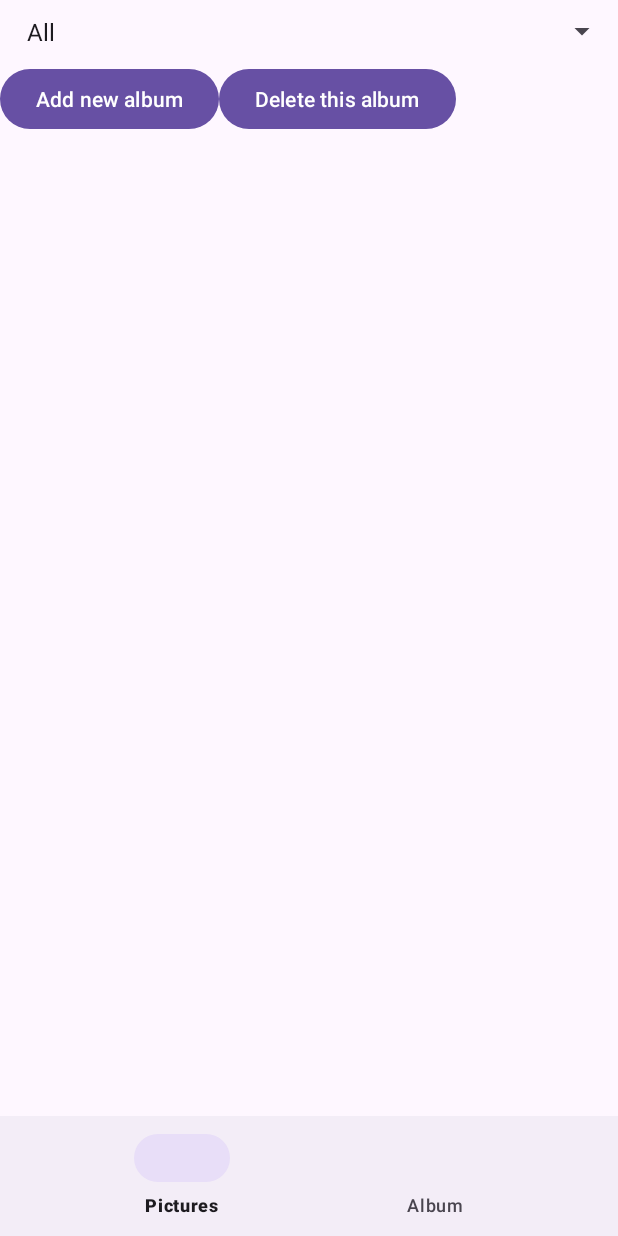
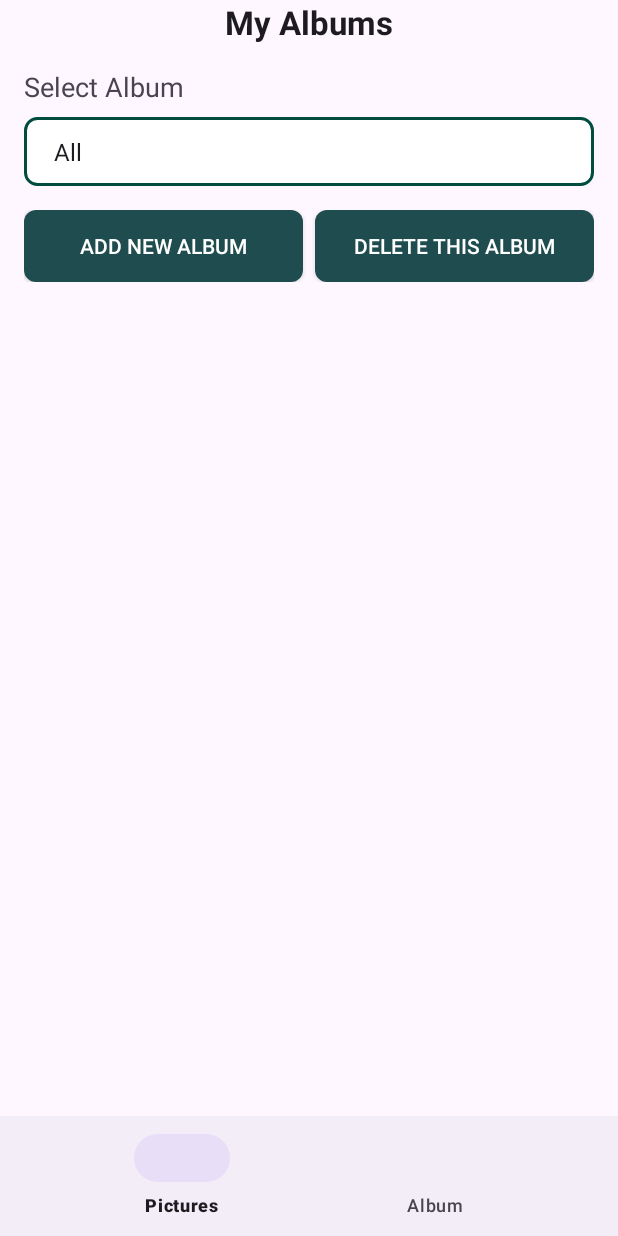
Before and after one commit to CatHuyuH24/Mobile_programming_22_3, an Android app: the fragment AlbumFragment placed in its activity, on a phone screen of 412 x 824 dp. Run offline under Robolectric (Android 15) with nearby library versions, the phone set to English and light mode, and no system bars; 1 statement that could not run was skipped.

Commit message:
style: Improve UI layout and headers in fragment_album.xml
- Updated layout to include headers and improved styling
- Modified buttons and spinner for better appearance

```diff
--- a/app/src/main/res/layout/fragment_album.xml
+++ b/app/src/main/res/layout/fragment_album.xml
@@ -4,34 +4,68 @@
     android:layout_height="match_parent"
     android:orientation="vertical">
 
-    <Spinner
-        android:id="@+id/album_spinner"
+    <TextView
         android:layout_width="match_parent"
         android:layout_height="wrap_content"
-        android:padding="10dp"
-        android:textColor="@android:color/black"
-        android:spinnerMode="dropdown" />
+        android:text="My Albums"
+        android:textAlignment="center"
+        android:textAppearance="@style/TextAppearance.AppCompat.Large"
+        android:textStyle="bold" />
 
     <LinearLayout
         android:layout_width="match_parent"
         android:layout_height="wrap_content"
-        android:orientation="horizontal">
-        <Button
-            android:id="@+id/add_album_button"
+        android:orientation="vertical"
+        android:padding="16dp">
+
+        <TextView
             android:layout_width="wrap_content"
             android:layout_height="wrap_content"
-            android:text="Add new album"/>
+            android:layout_marginBottom="8dp"
+            android:text="Select Album"
+            android:textAppearance="@style/TextAppearance.AppCompat.Medium" />
 
-        <Button
+        <Spinner
+            android:id="@+id/album_spinner"
+            android:layout_width="match_parent"
+            android:layout_height="wrap_content"
+            android:background="@drawable/spinner_background"
+            android:padding="12dp" />
+    </LinearLayout>
+
+    <LinearLayout
+        android:layout_width="match_parent"
+        android:layout_height="wrap_content"
+        android:orientation="horizontal"
+        android:paddingHorizontal="16dp">
+
+        <androidx.appcompat.widget.AppCompatButton
+            android:id="@+id/add_album_button"
+            android:layout_width="0dp"
+            android:layout_height="wrap_content"
+            android:layout_weight="1"
+            android:background="@drawable/album_button"
+            android:text="Add new album"
+            android:textColor="@color/white" />
+
+        <View
+            android:layout_width="8dp"
+            android:layout_height="match_parent" />
+
+        <androidx.appcompat.widget.AppCompatButton
             android:id="@+id/remove_album_button"
-            android:layout_width="wrap_content"
+            android:layout_width="0dp"
             android:layout_height="wrap_content"
-            android:text="Delete this album"/>
+            android:layout_weight="1"
+            android:background="@drawable/album_button"
+            android:text="Delete this album"
+            android:textColor="@color/white" />
     </LinearLayout>
 
     <androidx.recyclerview.widget.RecyclerView
         android:id="@+id/recycler_view"
         android:layout_width="match_parent"
         android:layout_height="match_parent"
-        android:scrollbars="vertical"/>
+        android:padding="2dp"
+        android:scrollbars="vertical" />
 </LinearLayout>
```
